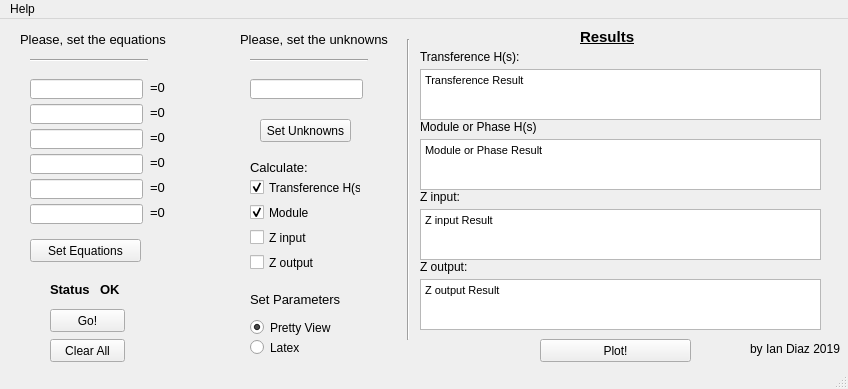
iancraz/CircuitSolver, file UserInterface.ui: the form before one commit.
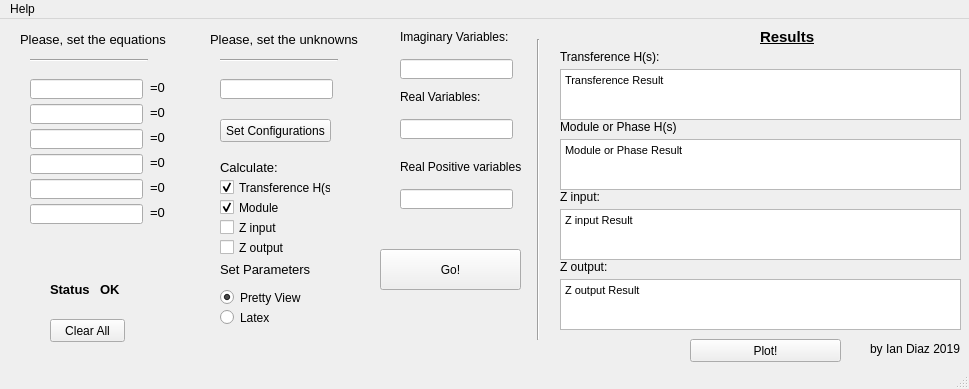
The form after the commit.

Commit message: Estoy cambiando las assumptions de las variables

Diff of the .ui file:
```diff
--- a/UserInterface.ui
+++ b/UserInterface.ui
@@ -6,7 +6,7 @@
    <rect>
     <x>0</x>
     <y>0</y>
-    <width>848</width>
+    <width>969</width>
     <height>389</height>
    </rect>
   </property>
@@ -165,7 +165,7 @@
    <widget class="QLabel" name="mainLabel_unk">
     <property name="geometry">
      <rect>
-      <x>240</x>
+      <x>210</x>
       <y>10</y>
       <width>151</width>
       <height>21</height>
@@ -183,7 +183,7 @@
    <widget class="Line" name="line_2">
     <property name="geometry">
      <rect>
-      <x>250</x>
+      <x>220</x>
       <y>40</y>
       <width>118</width>
       <height>3</height>
@@ -196,7 +196,7 @@
    <widget class="QLineEdit" name="unkCreator">
     <property name="geometry">
      <rect>
-      <x>250</x>
+      <x>220</x>
       <y>60</y>
       <width>113</width>
       <height>20</height>
@@ -206,7 +206,7 @@
    <widget class="QLabel" name="label">
     <property name="geometry">
      <rect>
-      <x>250</x>
+      <x>220</x>
       <y>140</y>
       <width>71</width>
       <height>16</height>
@@ -224,7 +224,7 @@
    <widget class="Line" name="line_3">
     <property name="geometry">
      <rect>
-      <x>400</x>
+      <x>530</x>
       <y>20</y>
       <width>16</width>
       <height>301</height>
@@ -237,7 +237,7 @@
    <widget class="QCheckBox" name="transferenceChkBox">
     <property name="geometry">
      <rect>
-      <x>250</x>
+      <x>220</x>
       <y>160</y>
       <width>111</width>
       <height>17</height>
@@ -253,8 +253,8 @@
    <widget class="QCheckBox" name="zInpChkBox">
     <property name="geometry">
      <rect>
-      <x>250</x>
-      <y>210</y>
+      <x>220</x>
+      <y>200</y>
       <width>70</width>
       <height>17</height>
      </rect>
@@ -266,8 +266,8 @@
    <widget class="QCheckBox" name="zOutChkBox">
     <property name="geometry">
      <rect>
-      <x>250</x>
-      <y>235</y>
+      <x>220</x>
+      <y>220</y>
       <width>70</width>
       <height>17</height>
      </rect>
@@ -279,10 +279,10 @@
    <widget class="QPushButton" name="goButton">
     <property name="geometry">
      <rect>
-      <x>50</x>
-      <y>290</y>
-      <width>75</width>
-      <height>23</height>
+      <x>380</x>
+      <y>230</y>
+      <width>141</width>
+      <height>41</height>
      </rect>
     </property>
     <property name="text">
@@ -292,8 +292,8 @@
    <widget class="QLabel" name="label_2">
     <property name="geometry">
      <rect>
-      <x>250</x>
-      <y>270</y>
+      <x>220</x>
+      <y>240</y>
       <width>101</width>
       <height>21</height>
      </rect>
@@ -310,8 +310,8 @@
    <widget class="QRadioButton" name="prettyViewButton">
     <property name="geometry">
      <rect>
-      <x>250</x>
-      <y>300</y>
+      <x>220</x>
+      <y>270</y>
       <width>82</width>
       <height>17</height>
      </rect>
@@ -332,8 +332,8 @@
    <widget class="QRadioButton" name="latexButton">
     <property name="geometry">
      <rect>
-      <x>250</x>
-      <y>320</y>
+      <x>220</x>
+      <y>290</y>
       <width>82</width>
       <height>17</height>
      </rect>
@@ -345,7 +345,7 @@
    <widget class="QLabel" name="label_3">
     <property name="geometry">
      <rect>
-      <x>580</x>
+      <x>760</x>
       <y>10</y>
       <width>71</width>
       <height>16</height>
@@ -367,7 +367,7 @@
    <widget class="QLabel" name="label_5">
     <property name="geometry">
      <rect>
-      <x>420</x>
+      <x>560</x>
       <y>30</y>
       <width>101</width>
       <height>16</height>
@@ -386,7 +386,7 @@
    <widget class="QLabel" name="label_7">
     <property name="geometry">
      <rect>
-      <x>420</x>
+      <x>560</x>
       <y>170</y>
       <width>101</width>
       <height>16</height>
@@ -405,7 +405,7 @@
    <widget class="QLabel" name="label_9">
     <property name="geometry">
      <rect>
-      <x>420</x>
+      <x>560</x>
       <y>240</y>
       <width>101</width>
       <height>16</height>
@@ -424,7 +424,7 @@
    <widget class="QTextEdit" name="transferenceResultTextEdit">
     <property name="geometry">
      <rect>
-      <x>420</x>
+      <x>560</x>
       <y>50</y>
       <width>401</width>
       <height>51</height>
@@ -441,7 +441,7 @@
    <widget class="QTextEdit" name="zInpResultTextEdit">
     <property name="geometry">
      <rect>
-      <x>420</x>
+      <x>560</x>
       <y>190</y>
       <width>401</width>
       <height>51</height>
@@ -459,7 +459,7 @@
    <widget class="QTextEdit" name="zOutResultTextEdit">
     <property name="geometry">
      <rect>
-      <x>420</x>
+      <x>560</x>
       <y>260</y>
       <width>401</width>
       <height>51</height>
@@ -527,21 +527,21 @@
    <widget class="QPushButton" name="setEqButton">
     <property name="geometry">
      <rect>
-      <x>30</x>
-      <y>220</y>
+      <x>220</x>
+      <y>100</y>
       <width>111</width>
       <height>23</height>
      </rect>
     </property>
     <property name="text">
-     <string>Set Equations</string>
+     <string>Set Configurations</string>
     </property>
    </widget>
    <widget class="QPushButton" name="clearAllButton">
     <property name="geometry">
      <rect>
       <x>50</x>
-      <y>320</y>
+      <y>300</y>
       <width>75</width>
       <height>23</height>
      </rect>
@@ -550,19 +550,6 @@
      <string>Clear All</string>
     </property>
    </widget>
-   <widget class="QPushButton" name="setUnknownsButton">
-    <property name="geometry">
-     <rect>
-      <x>260</x>
-      <y>100</y>
-      <width>91</width>
-      <height>23</height>
-     </rect>
-    </property>
-    <property name="text">
-     <string>Set Unknowns</string>
-    </property>
-   </widget>
    <widget class="QLabel" name="label_4">
     <property name="geometry">
      <rect>
@@ -674,7 +661,7 @@
    <widget class="QTextEdit" name="modPhaseResultTextEdit">
     <property name="geometry">
      <rect>
-      <x>420</x>
+      <x>560</x>
       <y>120</y>
       <width>401</width>
       <height>51</height>
@@ -691,7 +678,7 @@
    <widget class="QLabel" name="label_13">
     <property name="geometry">
      <rect>
-      <x>420</x>
+      <x>560</x>
       <y>100</y>
       <width>131</width>
       <height>16</height>
@@ -710,7 +697,7 @@
    <widget class="QPushButton" name="plotButton">
     <property name="geometry">
      <rect>
-      <x>540</x>
+      <x>690</x>
       <y>320</y>
       <width>151</width>
       <height>23</height>
@@ -723,7 +710,7 @@
    <widget class="QLabel" name="label_14">
     <property name="geometry">
      <rect>
-      <x>750</x>
+      <x>870</x>
       <y>320</y>
       <width>111</width>
       <height>20</height>
@@ -736,8 +723,8 @@
    <widget class="QCheckBox" name="modPhaseChkBox">
     <property name="geometry">
      <rect>
-      <x>250</x>
-      <y>185</y>
+      <x>220</x>
+      <y>180</y>
       <width>70</width>
       <height>17</height>
      </rect>
@@ -749,13 +736,82 @@
      <bool>true</bool>
     </property>
    </widget>
+   <widget class="QLineEdit" name="imaginaryVariablesLineEdit">
+    <property name="geometry">
+     <rect>
+      <x>400</x>
+      <y>40</y>
+      <width>113</width>
+      <height>20</height>
+     </rect>
+    </property>
+   </widget>
+   <widget class="QLabel" name="label_15">
+    <property name="geometry">
+     <rect>
+      <x>400</x>
+      <y>10</y>
+      <width>111</width>
+      <height>16</height>
+     </rect>
+    </property>
+    <property name="text">
+     <string>Imaginary Variables:</string>
+    </property>
+   </widget>
+   <widget class="QLabel" name="label_16">
+    <property name="geometry">
+     <rect>
+      <x>400</x>
+      <y>70</y>
+      <width>111</width>
+      <height>16</height>
+     </rect>
+    </property>
+    <property name="text">
+     <string>Real Variables:</string>
+    </property>
+   </widget>
+   <widget class="QLineEdit" name="realVariablesLineEdit">
+    <property name="geometry">
+     <rect>
+      <x>400</x>
+      <y>100</y>
+      <width>113</width>
+      <height>20</height>
+     </rect>
+    </property>
+   </widget>
+   <widget class="QLabel" name="label_17">
+    <property name="geometry">
+     <rect>
+      <x>400</x>
+      <y>140</y>
+      <width>121</width>
+      <height>16</height>
+     </rect>
+    </property>
+    <property name="text">
+     <string>Real Positive variables:</string>
+    </property>
+   </widget>
+   <widget class="QLineEdit" name="realPosVariablesLineEdit">
+    <property name="geometry">
+     <rect>
+      <x>400</x>
+      <y>170</y>
+      <width>113</width>
+      <height>20</height>
+     </rect>
+    </property>
+   </widget>
   </widget>
   <widget class="QMenuBar" name="menubar">
    <property name="geometry">
     <rect>
      <x>0</x>
      <y>0</y>
-     <width>848</width>
+     <width>969</width>
      <height>21</height>
     </rect>
    </property>
```
Left out of the diff: 2 changed lines with no effect on the pictures. The commit also changes 3 other files.
